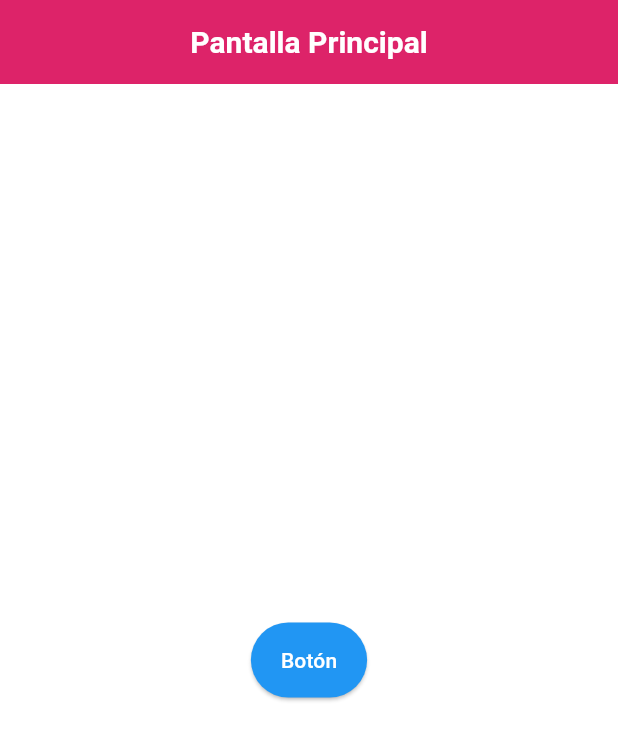
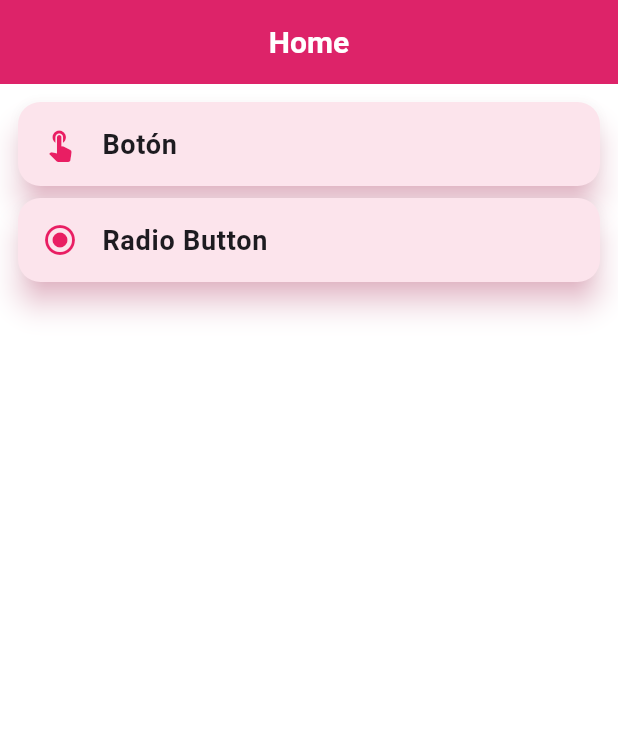
Before and after one commit to LeopoldoIII/my_cs_flutter_app, a Flutter app: the screen it shows after launch, on a phone screen of 412 x 824 dp. Shown: the top 740 px of the screen. Run offline on Flutter 3.47's test engine with Material 3 defaults, Android fonts, the phone set to English and light mode, and no system bars.

Commit message:
Main Screen adjusted, radio button added

```diff
--- a/lib/features/home/screens/main_screen.dart
+++ b/lib/features/home/screens/main_screen.dart
@@ -1,24 +1,32 @@
 import 'package:flutter/material.dart';
-import 'package:my_cs_flutter_app/features/button_feature/screens/button_screen.dart';
-
+import 'package:my_cs_flutter_app/features/button_feature/screens/button_screen.dart'; // Importa la pantalla del botón
+import 'package:my_cs_flutter_app/features/radio_button_feature/screens/radio_button_screeen.dart'; // Importa la pantalla del botón
+import 'package:my_cs_flutter_app/shared/widgets/custom_card_widget.dart'; // Importa el widget genérico
 
 class MainScreen extends StatelessWidget {
   @override
   Widget build(BuildContext context) {
     return Scaffold(
       appBar: AppBar(
-        title: Text('Pantalla Principal'),
+        title: const Text('Home'),
       ),
-      body: Center(
-        child: ElevatedButton(
-          child: Text('Botón'),
-          onPressed: () {
-            Navigator.push(
-              context,
-              MaterialPageRoute(builder: (context) => ButtonScreen()),
-            );
-          },
-        ),
+      body: ListView(
+        padding: const EdgeInsets.all(8.0),
+        children: [
+          // Usamos el widget genérico para el primer ítem
+          CustomCardWidget(
+            title: 'Botón',
+            leading: Icons.touch_app,
+            destination: ButtonScreen(), // Pantalla a la que navega
+          ),
+          // Usamos el widget genérico para el segundo ítem
+          CustomCardWidget(
+            title: 'Radio Button',
+            leading: Icons.radio_button_checked,
+            destination: RadioButtonScreen(), // Otra pantalla
+          ),
+          // Aquí puedes añadir más widgets reutilizando el mismo widget genérico
+        ],
       ),
     );
   }
--- /dev/null
+++ b/lib/shared/widgets/custom_card_widget.dart
@@ -0,0 +1,42 @@
+import 'package:flutter/material.dart';
+
+class CustomCardWidget extends StatelessWidget {
+  final String title;
+  final IconData leading;
+  final Widget destination;
+
+  // Constructor que acepta los parámetros
+  const CustomCardWidget({
+    required this.title,
+    required this.leading,
+    required this.destination,
+  });
+
+  @override
+  Widget build(BuildContext context) {
+    return Card(
+      color: Colors.pink[50],
+      elevation: 8,
+      shadowColor: Colors.pink.withOpacity(0.5), // Color de la sombra
+      shape: RoundedRectangleBorder(
+        borderRadius: BorderRadius.circular(15.0),
+      ),
+      child: ListTile(
+        leading: Icon(leading, color: Colors.pink),
+        title: Text(
+          title,
+          style: const TextStyle(
+            fontSize: 18.0,
+            fontWeight: FontWeight.bold,
+          ),
+        ),
+        onTap: () {
+          Navigator.push(
+            context,
+            MaterialPageRoute(builder: (context) => destination),
+          );
+        },
+      ),
+    );
+  }
+}
```
Also changed, not shown: lib/features/radio_button_feature/screens/radio_button_screeen.dart (added, +38 -0 lines).
